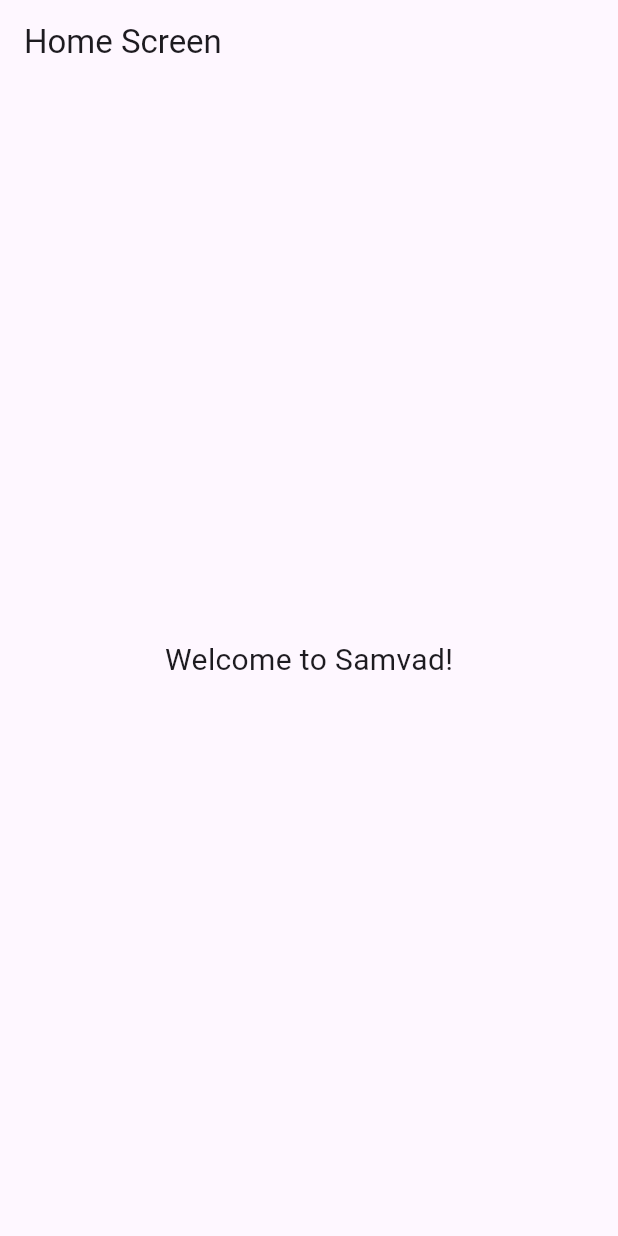
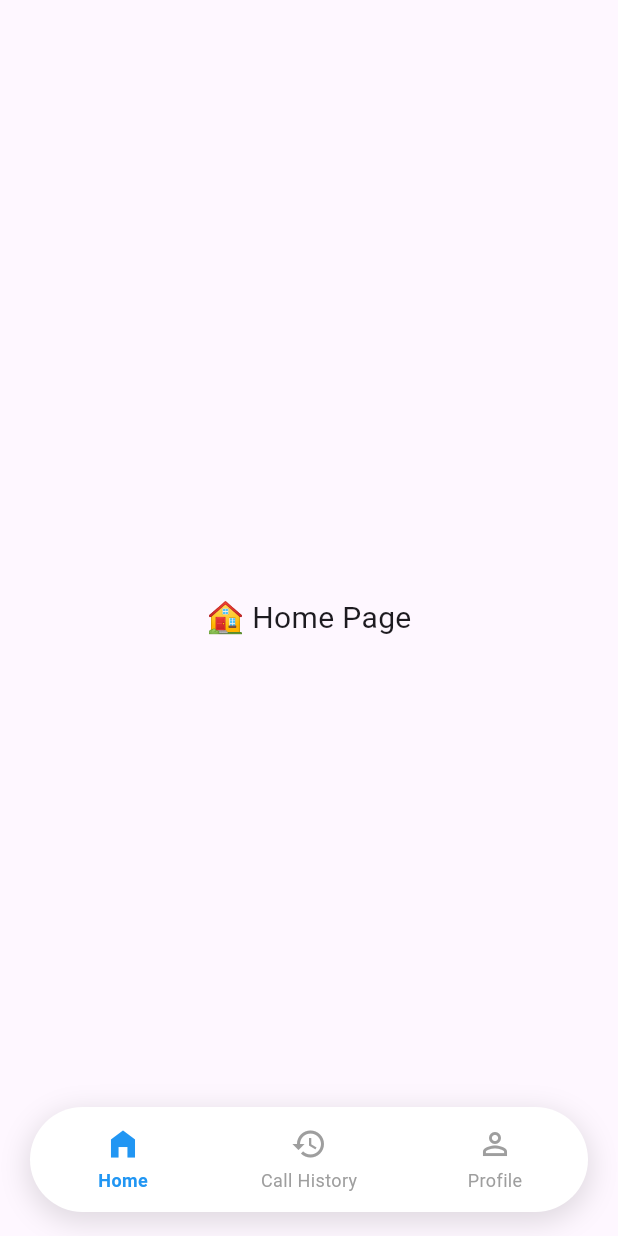
Before and after one commit to Sumeet7774/Samvad-Android-Flutter, a Flutter app: the HomeScreen screen opened directly, on a phone screen of 412 x 824 dp. Run offline on Flutter 3.47's test engine with Material 3 defaults, Android fonts, the phone set to English and light mode, and no system bars; our stand-ins replace cloud_firestore, firebase_auth, firebase_core, flutter_screenutil, flutter_svg, motion_toast and 1 more; accounts and stored records are empty.

Commit message:
Custom Bottom navigation is working correctly with animation. Added and made some changes in files.

```diff
--- /dev/null
+++ b/lib/custom/custom_bottom_navigation.dart
@@ -0,0 +1,87 @@
+import 'package:flutter/material.dart';
+
+class CustomBottomNavigation extends StatelessWidget {
+  final int currentIndex;
+  final ValueChanged<int> onTap;
+
+  const CustomBottomNavigation({
+    super.key,
+    required this.currentIndex,
+    required this.onTap,
+  });
+
+  @override
+  Widget build(BuildContext context) {
+    return Padding(
+      padding: const EdgeInsets.only(left: 20, right: 20, bottom: 16),
+      child: Container(
+        height: 70,
+        decoration: BoxDecoration(
+          color: Colors.white,
+          borderRadius: BorderRadius.circular(40),
+          boxShadow: [
+            BoxShadow(
+              color: Colors.black12,
+              blurRadius: 15,
+              spreadRadius: 2,
+              offset: const Offset(0, 5),
+            ),
+          ],
+        ),
+        child: Row(
+          children: [
+            _buildNavItem(index: 0, icon: Icons.home_filled, label: "Home"),
+            _buildNavItem(index: 1, icon: Icons.history, label: "Call History"),
+            _buildNavItem(
+              index: 2,
+              icon: Icons.person_outline,
+              label: "Profile",
+            ),
+          ],
+        ),
+      ),
+    );
+  }
+
+  Widget _buildNavItem({
+    required int index,
+    required IconData icon,
+    required String label,
+  }) {
+    final isSelected = currentIndex == index;
+
+    return Expanded(
+      // <-- takes equal space
+      child: InkWell(
+        borderRadius: BorderRadius.circular(40), // ripple effect inside nav bar
+        onTap: () => onTap(index),
+        child: Column(
+          mainAxisAlignment: MainAxisAlignment.center,
+          children: [
+            Icon(
+              isSelected ? _getFilledIcon(icon) : icon,
+              color: isSelected ? Colors.blue : Colors.grey,
+            ),
+            const SizedBox(height: 4),
+            Text(
+              label,
+              style: TextStyle(
+                fontSize: 12,
+                fontWeight: isSelected ? FontWeight.bold : FontWeight.normal,
+                color: isSelected ? Colors.blue : Colors.grey,
+              ),
+            ),
+          ],
+        ),
+      ),
+    );
+  }
+
+  /// helper to return filled icons when selected
+  IconData _getFilledIcon(IconData icon) {
+    if (icon == Icons.home_filled) return Icons.home_filled;
+    if (icon == Icons.history) return Icons.history_rounded;
+    if (icon == Icons.person_outline) return Icons.person;
+    return icon;
+  }
+}
--- /dev/null
+++ b/lib/screens/fragments/call_history/call_history_screen.dart
@@ -0,0 +1,12 @@
+import 'package:flutter/material.dart';
+
+class CallHistoryScreen extends StatelessWidget {
+  const CallHistoryScreen({super.key});
+
+  @override
+  Widget build(BuildContext context) {
+    return const Center(
+      child: Text("📜 Call History Page", style: TextStyle(fontSize: 20)),
+    );
+  }
+}
--- /dev/null
+++ b/lib/screens/fragments/home/home_fragment.dart
@@ -0,0 +1,12 @@
+import 'package:flutter/material.dart';
+
+class HomeFragmentPage extends StatelessWidget {
+  const HomeFragmentPage({super.key});
+
+  @override
+  Widget build(BuildContext context) {
+    return const Center(
+      child: Text("🏠 Home Page", style: TextStyle(fontSize: 20)),
+    );
+  }
+}
--- /dev/null
+++ b/lib/screens/fragments/home/home_screen.dart
@@ -0,0 +1,63 @@
+import 'package:flutter/material.dart';
+import 'package:samvad/screens/fragments/home/home_fragment.dart';
+import 'package:samvad/screens/fragments/call_history/call_history_screen.dart';
+import 'package:samvad/screens/fragments/profile/profile_screen.dart';
+import 'package:samvad/custom/custom_bottom_navigation.dart';
+
+class HomeScreen extends StatefulWidget {
+  const HomeScreen({super.key});
+
+  @override
+  State<HomeScreen> createState() => _HomeScreenState();
+}
+
+class _HomeScreenState extends State<HomeScreen> {
+  int _currentIndex = 0;
+
+  final List<Widget> _pages = const [
+    HomeFragmentPage(),
+    CallHistoryScreen(),
+    ProfileScreen(),
+  ];
+
+  @override
+  Widget build(BuildContext context) {
+    return Scaffold(
+      extendBody: true,
+      body: AnimatedSwitcher(
+        duration: const Duration(milliseconds: 500),
+        transitionBuilder: (child, animation) {
+          final inFromRight =
+              Tween<Offset>(
+                begin: const Offset(1.0, 0.0),
+                end: Offset.zero,
+              ).animate(
+                CurvedAnimation(parent: animation, curve: Curves.easeInOut),
+              );
+
+          final inFromLeft =
+              Tween<Offset>(
+                begin: const Offset(-1.0, 0.0),
+                end: Offset.zero,
+              ).animate(
+                CurvedAnimation(parent: animation, curve: Curves.easeInOut),
+              );
+
+          // Decide direction based on tab index movement
+          return SlideTransition(
+            position: _currentIndex > (_pages.indexOf(child))
+                ? inFromLeft
+                : inFromRight,
+            child: child,
+          );
+        },
+        child: _pages[_currentIndex], // widget keyed below
+        switchInCurve: Curves.easeInOut,
+      ),
+      bottomNavigationBar: CustomBottomNavigation(
+        currentIndex: _currentIndex,
+        onTap: (index) => setState(() => _currentIndex = index),
+      ),
+    );
+  }
+}
--- /dev/null
+++ b/lib/screens/fragments/profile/profile_screen.dart
@@ -0,0 +1,12 @@
+import 'package:flutter/material.dart';
+
+class ProfileScreen extends StatelessWidget {
+  const ProfileScreen({super.key});
+
+  @override
+  Widget build(BuildContext context) {
+    return const Center(
+      child: Text("👤 Profile Page", style: TextStyle(fontSize: 20)),
+    );
+  }
+}
--- a/lib/screens/home/home_screen.dart
+++ /dev/null
@@ -1,15 +0,0 @@
-import 'package:flutter/material.dart';
-
-class HomeScreen extends StatelessWidget {
-  const HomeScreen({super.key});
-
-  @override
-  Widget build(BuildContext context) {
-    return Scaffold(
-      appBar: AppBar(title: const Text('Home Screen')),
-      body: const Center(
-        child: Text('Welcome to Samvad!', style: TextStyle(fontSize: 20)),
-      ),
-    );
-  }
-}
--- a/lib/screens/index_screen.dart
+++ b/lib/screens/index_screen.dart
@@ -3,7 +3,7 @@
 import 'package:samvad/custom/custom_elevated_button.dart';
 import 'package:samvad/screens/login/login_page.dart';
 import 'package:samvad/screens/signup/signup_page.dart';
-import 'package:samvad/animation/slide_transaition_route.dart';
+import 'package:samvad/animation/slide_transition_route.dart';
 
 class IndexScreen extends StatefulWidget {
   const IndexScreen({super.key});
--- a/lib/screens/login/login_controller.dart
+++ b/lib/screens/login/login_controller.dart
@@ -3,9 +3,9 @@
 import 'package:samvad/screens/login/login_validator.dart';
 import 'package:samvad/services/login_service.dart';
 import 'package:samvad/custom/custom_success_login_dialog.dart';
-import 'package:samvad/screens/home/home_screen.dart';
+import 'package:samvad/screens/fragments/home/home_screen.dart';
 import 'package:samvad/utils/session_manager.dart';
-import 'package:samvad/animation/slide_transaition_route.dart';
+import 'package:samvad/animation/slide_transition_route.dart';
 
 class LoginController {
   final LoginService _loginService = LoginService();
--- a/lib/screens/splash_screen.dart
+++ b/lib/screens/splash_screen.dart
@@ -1,8 +1,8 @@
 import 'dart:async';
 import 'package:flutter/material.dart';
-import 'package:samvad/animation/slide_transaition_route.dart';
+import 'package:samvad/animation/slide_transition_route.dart';
 import 'package:samvad/screens/index_screen.dart';
-import 'package:samvad/screens/home/home_screen.dart';
+import 'package:samvad/screens/fragments/home/home_screen.dart';
 import 'package:samvad/utils/session_manager.dart'; // <-- make sure to import SessionManager
 
 class SplashScreen extends StatefulWidget {
--- a/lib/utils/session_manager.dart
+++ b/lib/utils/session_manager.dart
@@ -1,6 +1,6 @@
 import 'package:flutter/material.dart';
 import 'package:shared_preferences/shared_preferences.dart';
-import 'package:samvad/screens/home/home_screen.dart';
+import 'package:samvad/screens/fragments/home/home_screen.dart';
 import 'package:samvad/screens/index_screen.dart';
 
 class SessionManager {
```
Also changed, not shown: lib/animation/slide_transition_route.dart (renamed from lib/animation/slide_transaition_route.dart).
